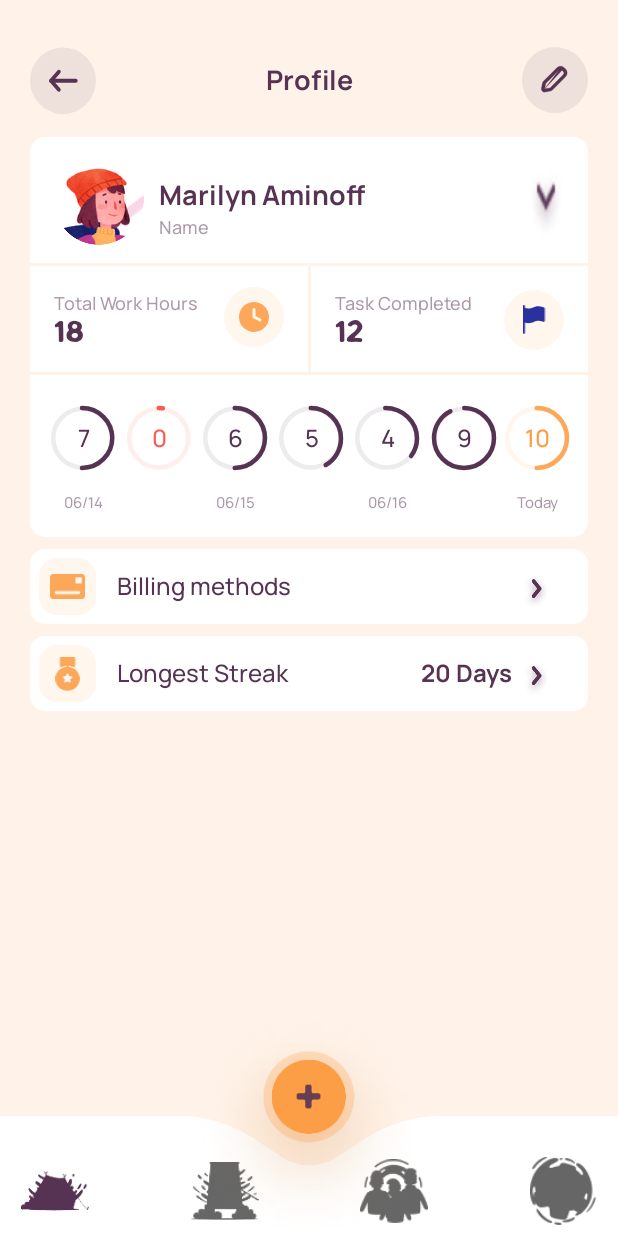
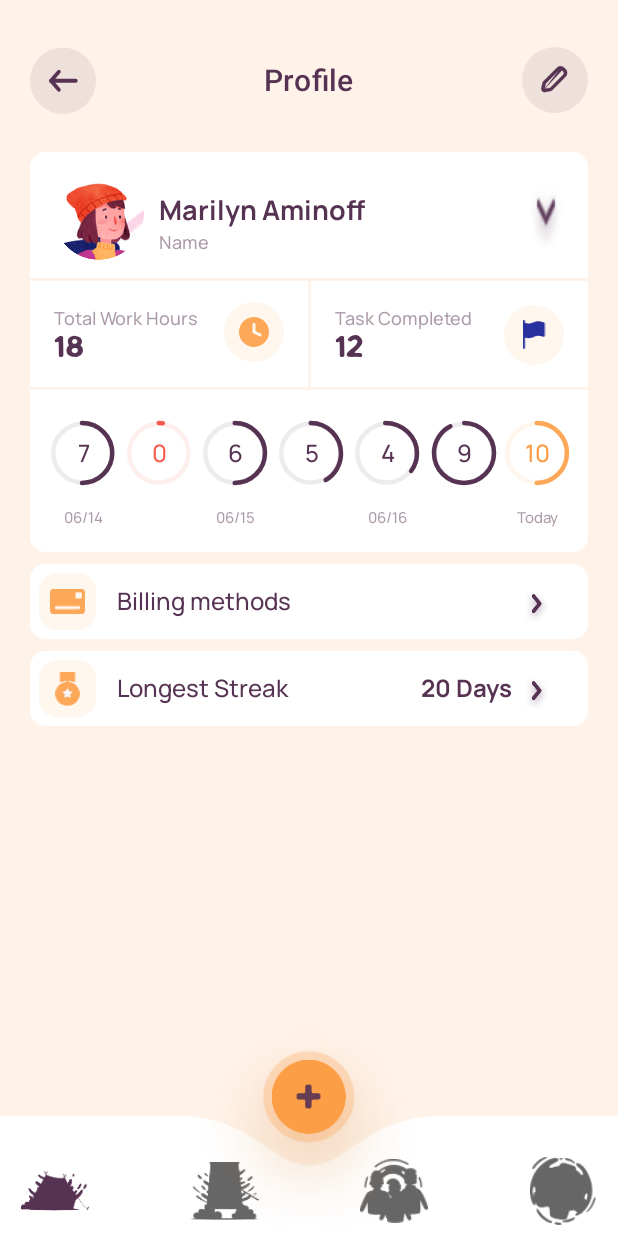
Before and after one commit to Omega-Dev-Training/Monumental-Habits, an Android app: the layout activity_profile.xml on its own in the app's theme, with its tools: preview values and no code run, on a phone screen of 412 x 824 dp. Run offline under Robolectric (Android 15) with nearby library versions, the phone set to English and light mode, and no system bars.

Commit message:
toolbar in theme

```diff
--- a/app/src/main/res/layout/activity_profile.xml
+++ b/app/src/main/res/layout/activity_profile.xml
@@ -13,11 +13,7 @@
         android:layout_height="wrap_content"
         android:layout_marginStart="10dp"
         android:layout_marginEnd="10dp"
-        android:paddingBottom="10dp"
-        style="@style/MaterialToolbarTheme"
-        app:title="@string/zaglav"
-        app:titleTextColor="@color/purpuric"
-        app:titleTextAppearance="@style/zaglav" >
+        app:title="@string/zaglav">
 
         <ImageButton
             android:layout_width="wrap_content"
@@ -41,6 +37,7 @@
         android:id="@+id/linearLayout1"
         android:layout_width="wrap_content"
         android:layout_height="wrap_content"
+        android:layout_marginTop="20dp"
         android:layout_marginStart="20dp"
         android:layout_marginEnd="20dp"
         android:background="@drawable/back">
--- a/app/src/main/res/values-night/themes.xml
+++ b/app/src/main/res/values-night/themes.xml
@@ -18,6 +18,7 @@
 
         <!-- View styles. -->
         <item name="imageButtonStyle">@style/ImageButton</item>
+        <item name="toolbarStyle">@style/MaterialToolbarTheme</item>
     </style>
     <style name="Theme.MonumentalHabits.Bars">
         <item name="android:windowTranslucentStatus">true</item>
--- a/app/src/main/res/values/themes.xml
+++ b/app/src/main/res/values/themes.xml
@@ -19,6 +19,7 @@
 
         <!-- View styles. -->
         <item name="imageButtonStyle">@style/ImageButton</item>
+        <item name="toolbarStyle">@style/MaterialToolbarTheme</item>
     </style>
     <style name="Theme.MonumentalHabits.Bars">
         <item name="android:windowTranslucentStatus">true</item>
```
